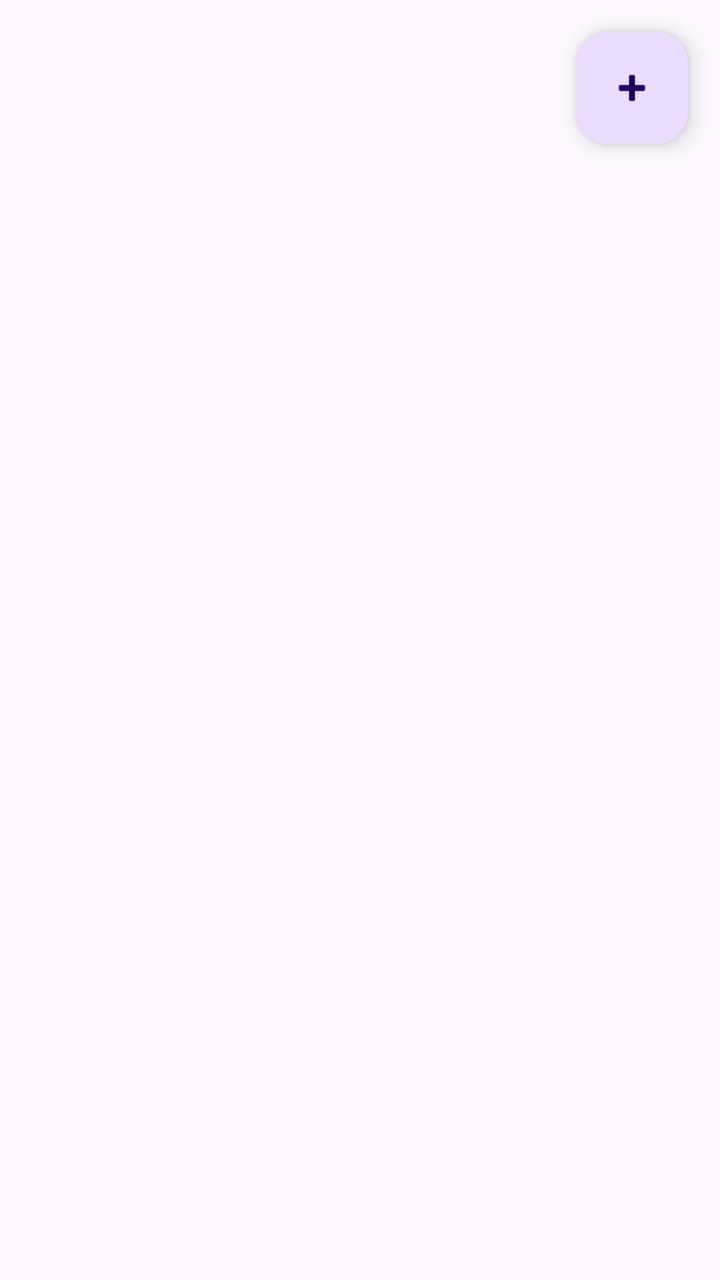
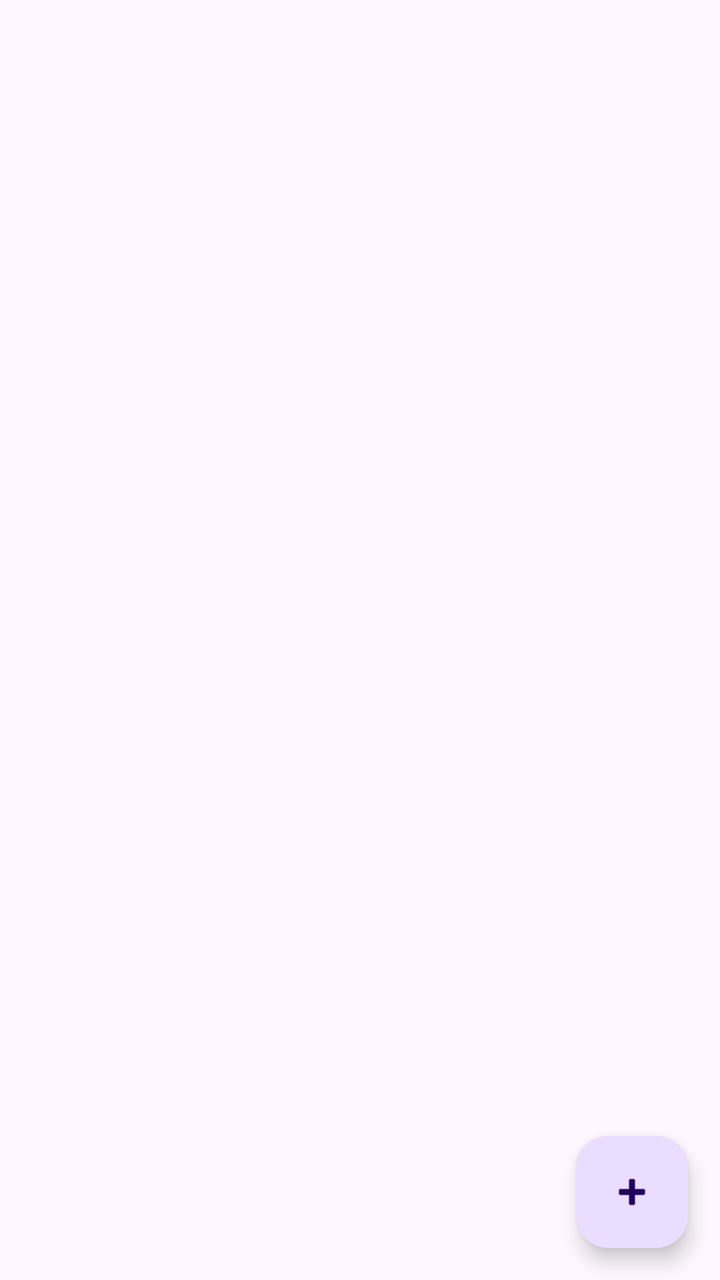

Compare the two renders of this Android layout. The source of the first and the diff that turns it into the second are given below.
<!-- AndroidManifest.xml: application theme Theme.MobileApps20252301321040 -->
<!-- res/layout/activity_main.xml -->
<?xml version="1.0" encoding="utf-8"?>
<androidx.constraintlayout.widget.ConstraintLayout xmlns:android="http://schemas.android.com/apk/res/android"
    xmlns:app="http://schemas.android.com/apk/res-auto"
    xmlns:tools="http://schemas.android.com/tools"
    android:id="@+id/main"
    android:layout_width="match_parent"
    android:layout_height="match_parent"
    tools:context=".MainActivity">


    <LinearLayout
        android:layout_width="match_parent"
        android:layout_height="match_parent"
        android:orientation="vertical">

        <com.google.android.material.floatingactionbutton.FloatingActionButton
            android:id="@+id/fabAddBook"
            android:layout_width="wrap_content"
            android:layout_height="wrap_content"
            android:layout_gravity="end|bottom"
            android:layout_margin="16dp"
            android:src="@android:drawable/ic_input_add"/>

    </LinearLayout>
</androidx.constraintlayout.widget.ConstraintLayout>
<!-- resources referenced by this layout -->
<resources>
  <style name="Theme.MobileApps20252301321040" parent="Base.Theme.MobileApps20252301321040" />
  <style name="Base.Theme.MobileApps20252301321040" parent="Theme.Material3.DayNight.NoActionBar">
          
          
      </style>
</resources>

<!-- the commit's change to res/layout/activity_main.xml (unified diff, before → after) -->
@@ -13,6 +13,12 @@
         android:layout_height="match_parent"
         android:orientation="vertical">
 
+        <androidx.recyclerview.widget.RecyclerView
+            android:id="@+id/recyclerViewBooks"
+            android:layout_width="match_parent"
+            android:layout_height="0dp"
+            android:layout_weight="1"/>
+
         <com.google.android.material.floatingactionbutton.FloatingActionButton
             android:id="@+id/fabAddBook"
             android:layout_width="wrap_content"
